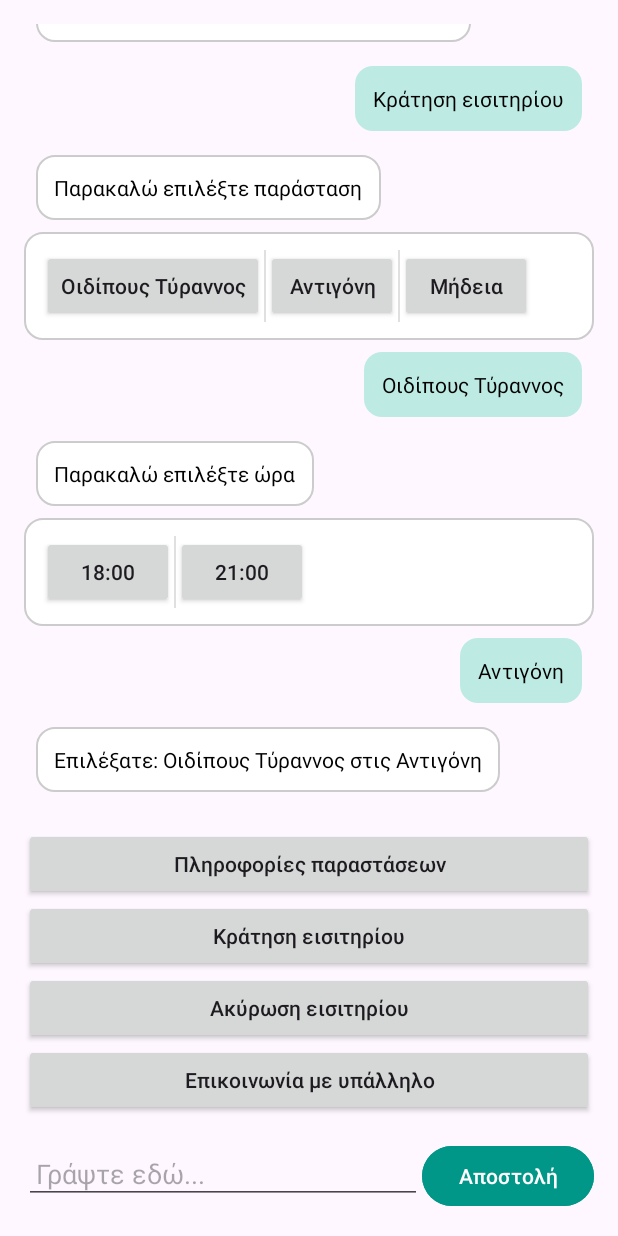
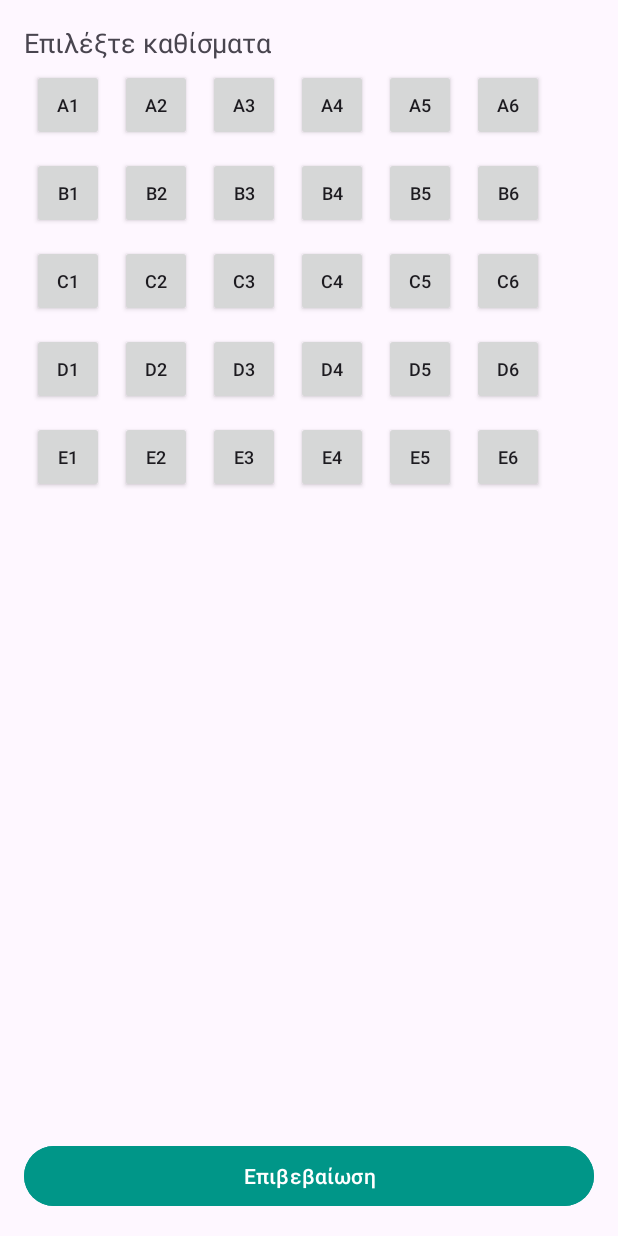
Before and after one commit to InaVrousai/theater-chatbot-assignment, an Android app: the ChatActivity screen opened directly, with no data from a screen before it, after a tap on "Αντιγόνη", on a phone screen of 412 x 824 dp. Run offline under Robolectric (Android 15) with nearby library versions, the phone set to English and light mode, and no system bars; 3 other taps on this screen came first.

Commit message:
changed the seat selction

```diff
--- a/app/src/main/AndroidManifest.xml
+++ b/app/src/main/AndroidManifest.xml
@@ -29,6 +29,7 @@
                 <category android:name="android.intent.category.LAUNCHER" />
             </intent-filter>
         </activity>
+        <activity android:name=".SeatSelectionActivity"/>
 
     </application>
 
--- a/app/src/main/java/com/example/theaterapp/ChatActivity.java
+++ b/app/src/main/java/com/example/theaterapp/ChatActivity.java
@@ -1,5 +1,6 @@
 package com.example.theaterapp;
 
+import android.content.Intent;
 import android.content.SharedPreferences;
 import android.os.Bundle;
 import android.util.Log;
@@ -8,6 +9,7 @@ import android.widget.Button;
 import android.widget.EditText;
 import android.widget.LinearLayout;
 
+import androidx.annotation.Nullable;
 import androidx.appcompat.app.AppCompatActivity;
 import androidx.recyclerview.widget.LinearLayoutManager;
 import androidx.recyclerview.widget.RecyclerView;
@@ -30,6 +32,8 @@ import retrofit2.converter.gson.GsonConverterFactory;
 
 public class ChatActivity extends AppCompatActivity {
     private static final String TAG = "ChatActivity";
+    private static final String STATE_ENTER_NAME = "enterName";
+    private static final int REQUEST_CODE_SELECT_SEATS = 1001;
 
     EditText inputField;
     Button sendButton;
@@ -130,38 +134,75 @@ public class ChatActivity extends AppCompatActivity {
         appendMessage(text, true);
         quickRepliesLayout.setVisibility(View.GONE);
 
-        if ("selectShow".equals(pendingAction)) {
-            // ο χρήστης διάλεξε παράσταση
-            showTimeButtons(text);
+        switch (pendingAction) {
+            case "selectShow":
+                showTimeButtons(text);
+                break;
 
-        } else if ("selectTime".equals(pendingAction)) {
-            // ο χρήστης διάλεξε ώρα
-            String showName = tempBooking;
-            String time = text;
-            pendingAction = null;
-            tempBooking = null;
-            appendMessage("Επιλέξατε: " + showName + " στις " + time, false);
+            case "selectTime":
+                // Proceed to seat selection
+                String showName = tempBooking;
+                String showTime = text;
+                startSeatSelection(showName, showTime);
+                break;
 
-            // εδώ μπορείς να ζητήσεις και πλήθος εισιτηρίων, ή να κάνεις αμέσως κράτηση
-            // π.χ. doReservation(showName, 1, time);
+            case "selectSeat":
+                appendMessage("Έχετε επιλέξει θέση: " + text, false);
+                tempBooking = tempBooking + " - Θέση: " + text;
+                pendingAction = STATE_ENTER_NAME;
+                appendMessage("Παρακαλώ γράψτε το ονοματεπώνυμό σας για την επιβεβαίωση της κράτησης.", false);
+                break;
 
-            showQuickReplies();
-        } else {
-            // fallback σε main menu
-            appendMessage("⚠️ Σφάλμα επιλογής", false);
-            showQuickReplies();
-
+            default:
+                appendMessage("⚠️ Σφάλμα επιλογής", false);
+                showQuickReplies();
         }
     }
 
 
-    // Προσθέτει μήνυμα-κουμπιά στο chat
+
     private void appendButtonMessage(List<String> options) {
         messageList.add(new ChatMessage(options));
         adapter.notifyItemInserted(messageList.size() - 1);
         chatRecyclerView.scrollToPosition(messageList.size() - 1);
     }
 
+//    private void showSeatButtons(String showName, String time) {
+//        pendingAction = "selectSeat";
+//        tempBooking = showName + " - " + time;
+//
+//        appendMessage("Παρακαλώ επιλέξτε θέση", false);
+//
+//        List<String> seats = Arrays.asList("A1", "A2", "B1", "B2", "Γ1", "Γ2");
+//        appendButtonMessage(seats);
+//    }
+
+    private void startSeatSelection(String showName, String time) {
+        tempBooking = showName + " στις " + time;
+        Intent intent = new Intent(this, SeatSelectionActivity.class);
+        intent.putExtra("showName", showName);
+        intent.putExtra("showTime", time);
+        startActivityForResult(intent, REQUEST_CODE_SELECT_SEATS);
+    }
+
+    @Override
+    protected void onActivityResult(int requestCode, int resultCode,
+                                    @Nullable Intent data) {
+        super.onActivityResult(requestCode, resultCode, data);
+        if (requestCode == REQUEST_CODE_SELECT_SEATS && resultCode == RESULT_OK && data != null) {
+            String[] seats = data.getStringArrayExtra("selectedSeats");
+            if (seats != null && seats.length > 0) {
+                String sel = String.join(", ", seats);
+                appendMessage("Έχετε επιλέξει θέσεις: " + sel, false);
+                // πλέον ζητάμε το όνομα
+                pendingAction = STATE_ENTER_NAME;
+                appendMessage("Παρακαλώ γράψτε το ονοματεπώνυμό σας για επιβεβαίωση.", false);
+            } else {
+                appendMessage("Δεν επιλέχθηκε καμία θέση.", false);
+                showQuickReplies();
+            }
+        }
+    }
 
     private void showPerformanceButtons() {
         pendingAction = "selectShow";
@@ -212,6 +253,21 @@ public class ChatActivity extends AppCompatActivity {
 
 
     private void handleMessage() {
+
+        if (STATE_ENTER_NAME.equals(pendingAction)) {
+            String fullName = inputField.getText().toString().trim();
+            if (fullName.isEmpty()) return;
+            String confirmedBooking = tempBooking + " - Όνομα: " + fullName;
+            prefs.edit().putString("latestBooking", confirmedBooking).apply();
+            appendMessage("✅ Η κράτηση σας επιβεβαιώθηκε για: " + confirmedBooking, false);
+
+            // Reset state
+            pendingAction = null;
+            tempBooking = null;
+            inputField.setText("");
+            showQuickReplies();
+            return;
+        }
         String userMessage = inputField.getText().toString().trim();
         if (userMessage.isEmpty()) return;
 
--- /dev/null
+++ b/app/src/main/java/com/example/theaterapp/SeatSelectionActivity.java
@@ -0,0 +1,76 @@
+package com.example.theaterapp;
+
+import android.content.Intent;
+import android.os.Bundle;
+import android.util.TypedValue;
+import android.view.View;
+import android.widget.Button;
+import android.widget.GridLayout;
+
+import androidx.appcompat.app.AppCompatActivity;
+
+import java.util.ArrayList;
+import java.util.Arrays;
+import java.util.List;
+
+public class SeatSelectionActivity extends AppCompatActivity {
+    private GridLayout seatGrid;
+    private Button confirmBtn;
+    private List<String> selectedSeats = new ArrayList<>();
+
+
+    private final List<String> allSeats = Arrays.asList(
+            "A1","A2","A3","A4","A5","A6",
+            "B1","B2","B3","B4","B5","B6",
+            "C1","C2","C3","C4","C5","C6",
+            "D1","D2","D3","D4","D5","D6",
+            "E1","E2","E3","E4","E5","E6"
+    );
+
+    @Override
+    protected void onCreate(Bundle savedInstanceState) {
+        super.onCreate(savedInstanceState);
+        setContentView(R.layout.activity_seat_selection);
+
+        seatGrid   = findViewById(R.id.seatGrid);
+        confirmBtn = findViewById(R.id.confirmButton);
+
+
+        int colCount = 6;
+        seatGrid.setColumnCount(colCount);
+        for (int i = 0; i < allSeats.size(); i++) {
+            String code = allSeats.get(i);
+            Button btn = new Button(this);
+            btn.setText(code);
+            btn.setTextSize(TypedValue.COMPLEX_UNIT_SP, 12);
+            btn.setAllCaps(false);
+
+            GridLayout.LayoutParams p = new GridLayout.LayoutParams();
+            p.width  = getResources().getDimensionPixelSize(R.dimen.seat_size);
+            p.height = p.width;
+            p.columnSpec = GridLayout.spec(i % colCount);
+            p.rowSpec    = GridLayout.spec(i / colCount);
+            p.setMargins(8,8,8,8);
+            btn.setLayoutParams(p);
+
+            btn.setOnClickListener(v -> {
+                if (selectedSeats.contains(code)) {
+                    selectedSeats.remove(code);
+                    btn.setAlpha(1f);
+                } else {
+                    selectedSeats.add(code);
+                    btn.setAlpha(0.5f);
+                }
+            });
+            seatGrid.addView(btn);
+        }
+
+        confirmBtn.setOnClickListener(v -> {
+            Intent data = new Intent();
+            data.putExtra("selectedSeats",
+                    selectedSeats.toArray(new String[0]));
+            setResult(RESULT_OK, data);
+            finish();
+        });
+    }
+}
--- /dev/null
+++ b/app/src/main/res/layout/activity_seat_selection.xml
@@ -0,0 +1,26 @@
+<?xml version="1.0" encoding="utf-8"?>
+<LinearLayout xmlns:android="http://schemas.android.com/apk/res/android"
+    android:orientation="vertical"
+    android:padding="16dp"
+    android:layout_width="match_parent"
+    android:layout_height="match_parent">
+
+    <TextView
+        android:text="Επιλέξτε καθίσματα"
+        android:textSize="18sp"
+        android:layout_width="wrap_content"
+        android:layout_height="wrap_content"/>
+
+    <GridLayout
+        android:id="@+id/seatGrid"
+        android:layout_width="match_parent"
+        android:layout_height="0dp"
+        android:layout_weight="1"/>
+
+    <Button
+        android:id="@+id/confirmButton"
+        android:text="Επιβεβαίωση"
+        android:layout_width="match_parent"
+        android:layout_height="wrap_content"
+        android:backgroundTint="@color/turquoise"/>
+</LinearLayout>
--- /dev/null
+++ b/app/src/main/res/values/dimens.xml
@@ -0,0 +1,5 @@
+<?xml version="1.0" encoding="utf-8"?>
+<resources>
+
+    <dimen name="seat_size">48dp</dimen>
+</resources>
```
